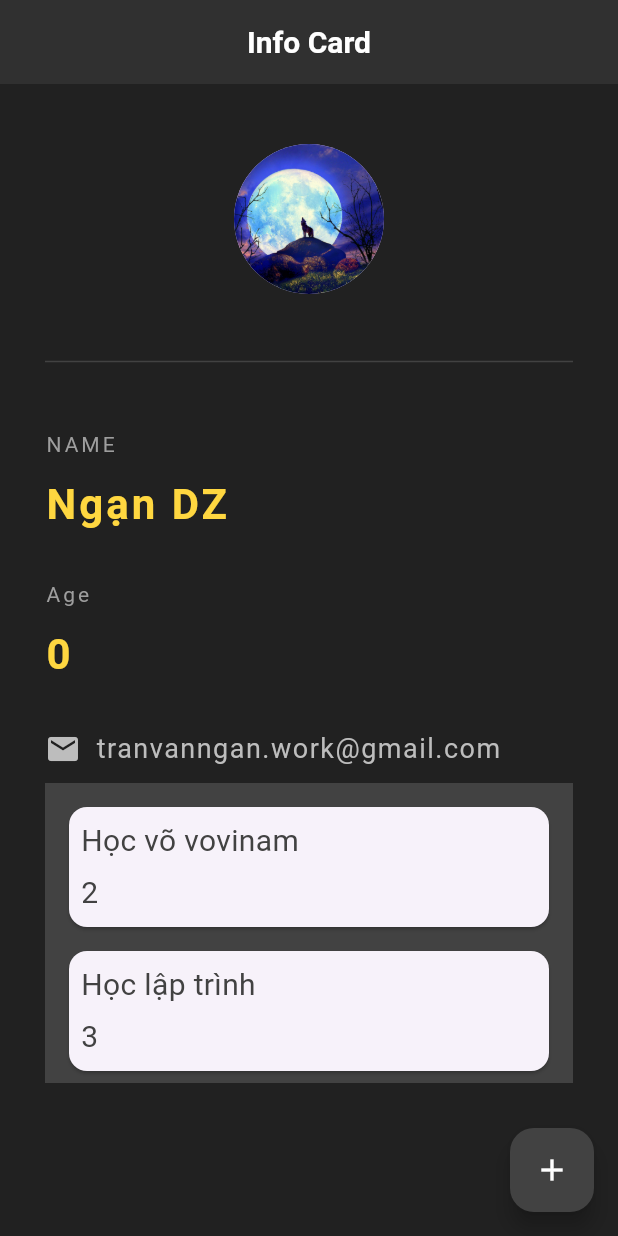
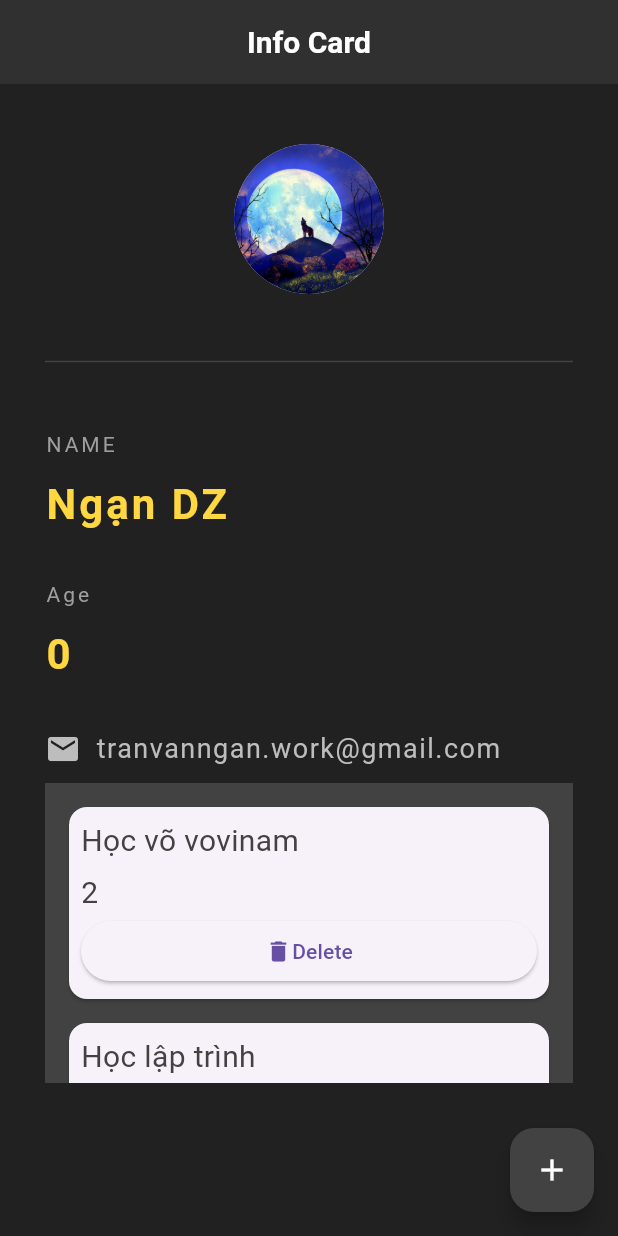
Before and after one commit to ngantrandev/personal_info_app, a Flutter app: the screen it shows after launch, on a phone screen of 412 x 824 dp. Run offline on Flutter 3.47's test engine with Material 3 defaults, Android fonts, the light colour scheme and no system bars.

Commit message:
new: pass functions as parameters

```diff
--- a/lib/history_detail_card.dart
+++ b/lib/history_detail_card.dart
@@ -3,8 +3,10 @@ import 'package:personal_info_app/history_detail.dart';
 
 class HistoryDetailCard extends StatelessWidget {
   final HistoryDetail item;
+  final Function delete;
 
-  const HistoryDetailCard({super.key, required this.item});
+  const HistoryDetailCard(
+      {super.key, required this.item, required this.delete});
 
   @override
   Widget build(BuildContext context) {
@@ -30,6 +32,18 @@ class HistoryDetailCard extends StatelessWidget {
                 color: Colors.grey[800],
               ),
             ),
+            ElevatedButton(
+              onPressed: () {
+                delete();
+              },
+              child: Row(
+                mainAxisAlignment: MainAxisAlignment.center,
+                children: [
+                  Icon(Icons.delete),
+                  Text("Delete"),
+                ],
+              ),
+            )
           ],
         ),
       ),
--- a/lib/main.dart
+++ b/lib/main.dart
@@ -118,7 +118,14 @@ class _InfoCardState extends State<InfoCard> {
             child: ListView(
               shrinkWrap: true,
               children: histories
-                  .map((item) => HistoryDetailCard(item: item))
+                  .map((item) => HistoryDetailCard(
+                        item: item,
+                        delete: () {
+                          setState(() {
+                            histories.remove(item);
+                          });
+                        },
+                      ))
                   .toList(),
             ),
           )
```
